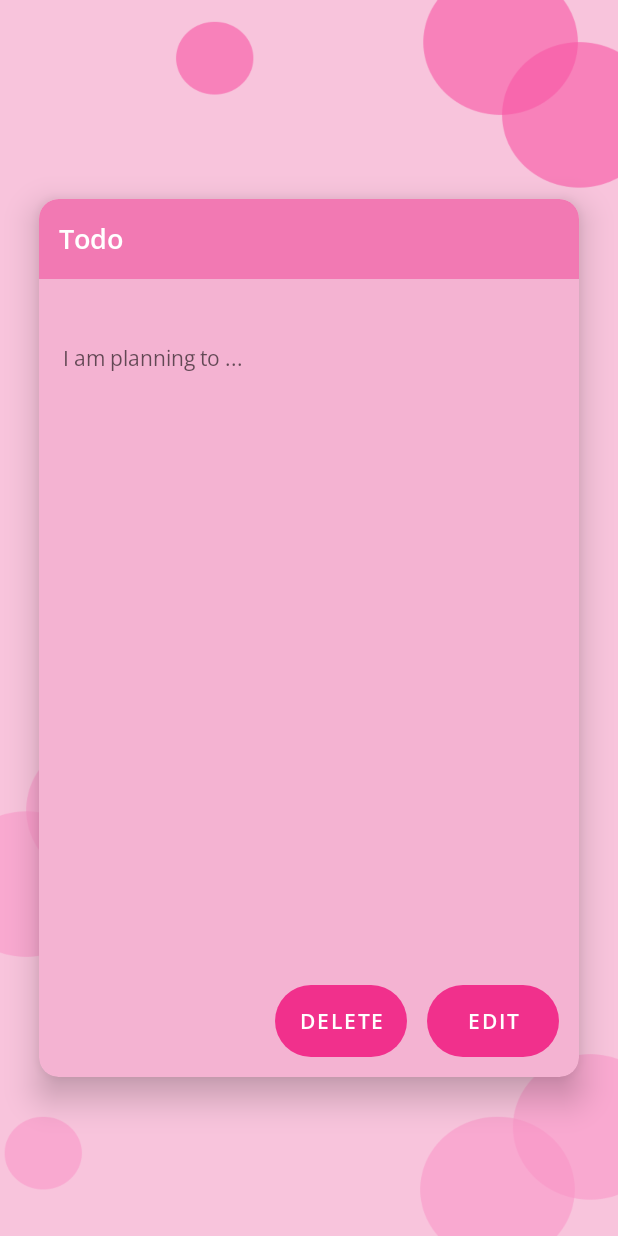
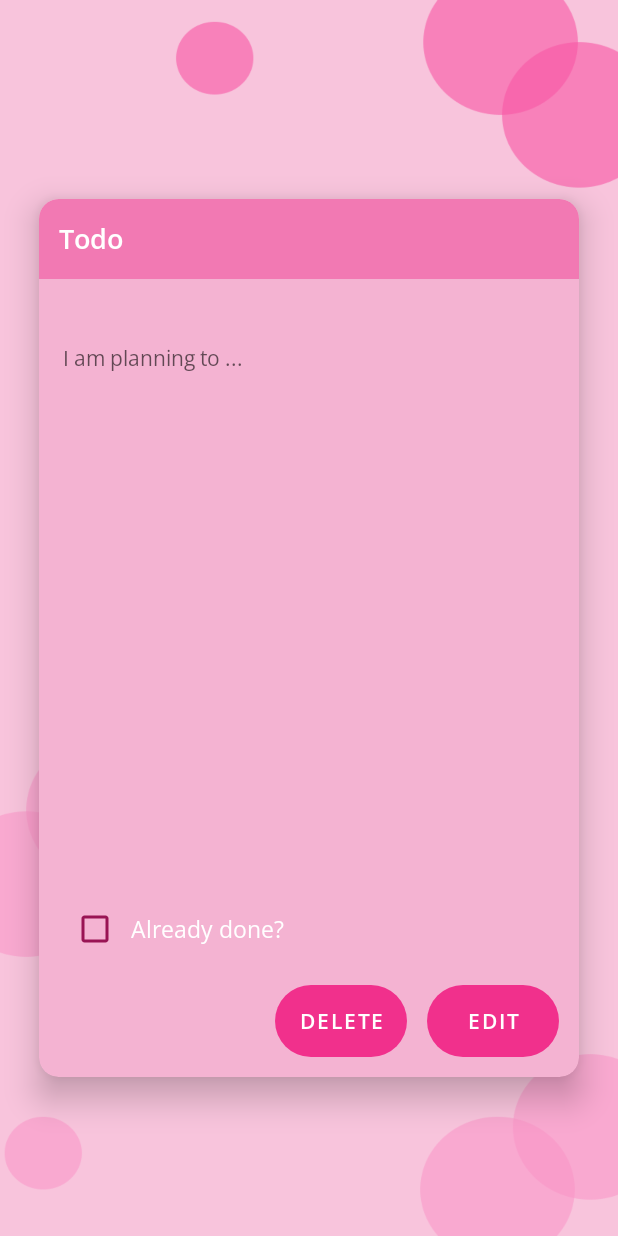
Before and after one commit to Fangzsx/my-todo-app, an Android app: the ViewEditActivity screen opened directly, with no data from a screen before it, on a phone screen of 412 x 824 dp. Run offline under Robolectric (Android 15) with nearby library versions, the phone set to English and light mode, and no system bars; our stand-ins replace Room's generated code, sdp/ssp sizes.

Commit message:
add checkbox in viewedit activity to let user decide if the todo item is already done.

```diff
--- a/app/build.gradle
+++ b/app/build.gradle
@@ -77,4 +77,7 @@ dependencies {
     // LiveData
     implementation("androidx.lifecycle:lifecycle-livedata-ktx:$lifecycle_version")
 
+    //motion toast
+    implementation 'com.github.Spikeysanju:MotionToast:1.4'
+
 }
--- a/app/src/main/java/com/example/my_todo_app/ui/AddNoteActivity.kt
+++ b/app/src/main/java/com/example/my_todo_app/ui/AddNoteActivity.kt
@@ -2,11 +2,11 @@ package com.example.my_todo_app.ui
 
 import android.content.Intent
 import android.content.res.ColorStateList
+import android.os.Bundle
+import android.widget.Toast
 import androidx.appcompat.app.AppCompatActivity
-import android.os.Bundle
-import android.view.View
-import android.widget.Toast
 import androidx.core.content.ContextCompat
+import androidx.core.content.res.ResourcesCompat
 import androidx.lifecycle.ViewModelProvider
 import com.example.my_todo_app.R
 import com.example.my_todo_app.databinding.ActivityAddNoteBinding
@@ -15,6 +15,8 @@ import com.example.my_todo_app.model.Note
 import com.example.my_todo_app.repo.NoteRepository
 import com.example.my_todo_app.viewmodel.AddNoteActivityViewModel
 import com.example.my_todo_app.viewmodel.factory.AddNoteActivityViewModelFactory
+import www.sanju.motiontoast.MotionToast
+import www.sanju.motiontoast.MotionToastStyle
 
 class AddNoteActivity : AppCompatActivity() {
     private lateinit var binding : ActivityAddNoteBinding
@@ -43,7 +45,13 @@ class AddNoteActivity : AppCompatActivity() {
             if(content.isNotEmpty()){
                 val note = Note(0, content)
                 addNoteVM.addNote(note)
-                Toast.makeText(this, "Note added.", Toast.LENGTH_SHORT).show()
+
+                MotionToast.createColorToast(this,"SUCCESS",
+                    "Note added",
+                    MotionToastStyle.SUCCESS,
+                    MotionToast.GRAVITY_BOTTOM,
+                    MotionToast.LONG_DURATION,
+                    ResourcesCompat.getFont(this,R.font.opensansregular))
 
                 Intent(this, DashboardActivity::class.java).also {
                     startActivity(it)
--- a/app/src/main/res/layout/activity_view_edit.xml
+++ b/app/src/main/res/layout/activity_view_edit.xml
@@ -58,6 +58,30 @@
                     android:background="#F4B3D2"/>
             </com.google.android.material.textfield.TextInputLayout>
 
+            <LinearLayout
+                android:layout_width="match_parent"
+                android:layout_height="wrap_content"
+                android:orientation="horizontal"
+                android:paddingStart="@dimen/_10sdp"
+                android:gravity="center_vertical"
+                android:paddingEnd="@dimen/_10sdp">
+
+                <com.google.android.material.checkbox.MaterialCheckBox
+                    android:layout_width="wrap_content"
+                    android:layout_height="wrap_content"
+                    android:buttonTint="@drawable/checkbox_bg"/>
+
+                <TextView
+                    android:layout_width="match_parent"
+                    android:layout_height="wrap_content"
+                    android:text="Already done?"
+                    android:textColor="@color/white"
+                    android:fontFamily="@font/opensansregular"
+                    android:textSize="@dimen/_12sdp"/>
+
+
+            </LinearLayout>
+
 
             <LinearLayout
                 android:layout_width="match_parent"
@@ -98,15 +122,8 @@
                         android:fontFamily="@font/opensanssemibold"
                         android:background="@drawable/button_bg"
                         android:layout_marginStart="@dimen/_10sdp"/>
-
                 </LinearLayout>
-
-
-
-
             </LinearLayout>
-
-
         </LinearLayout>
     </androidx.cardview.widget.CardView>
 
```
